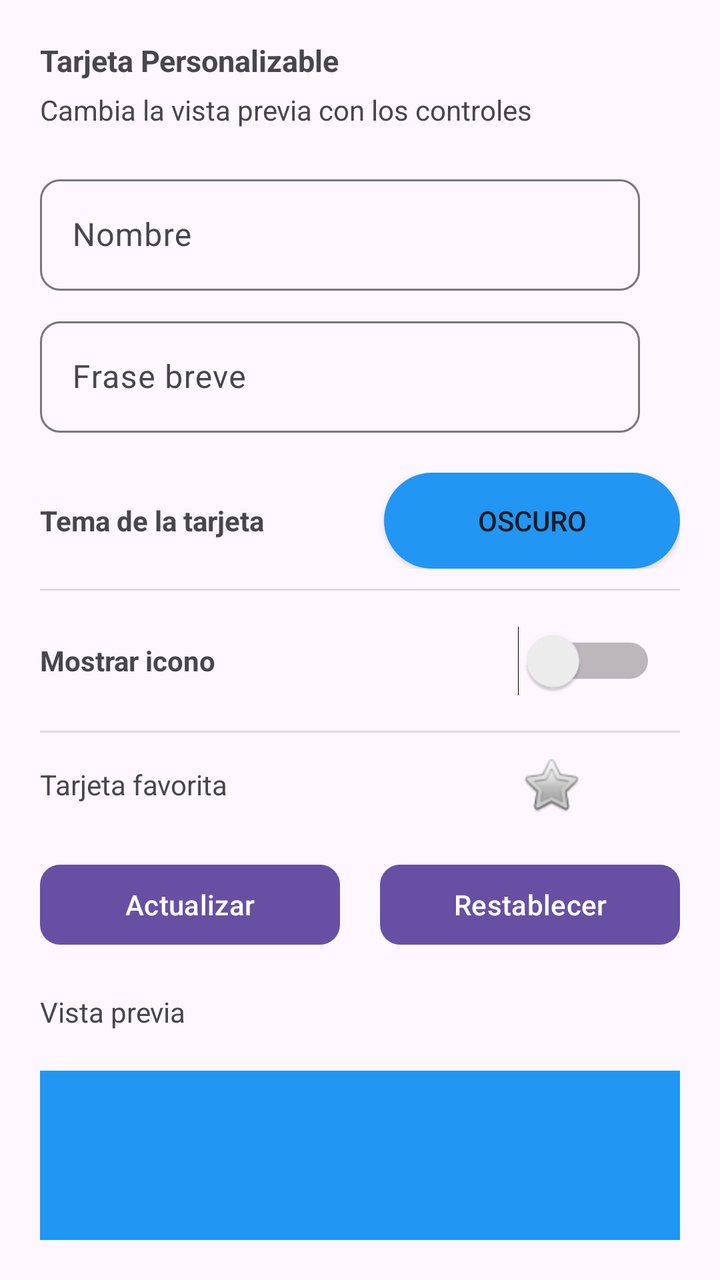
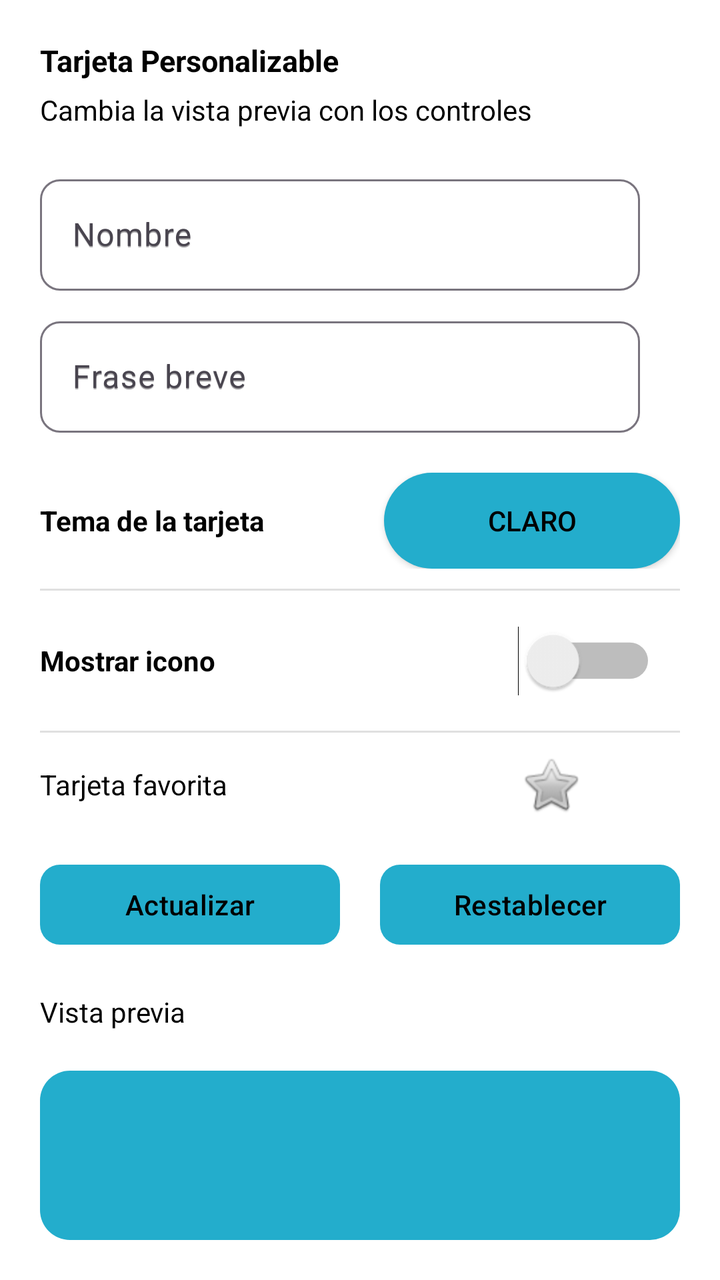

Compare the two renders of this Android layout. The source of the first and the diff that turns it into the second are given below.
<!-- AndroidManifest.xml: application theme Theme.Controles_Entrada_Ejercicio02 -->
<!-- res/layout/activity_main.xml -->
<?xml version="1.0" encoding="utf-8"?>
<androidx.constraintlayout.widget.ConstraintLayout xmlns:android="http://schemas.android.com/apk/res/android"
    xmlns:app="http://schemas.android.com/apk/res-auto"
    xmlns:tools="http://schemas.android.com/tools"
    android:id="@+id/main"
    android:layout_width="match_parent"
    android:layout_height="match_parent"
    tools:context=".MainActivity">

    <TextView
        android:id="@+id/textView"
        android:layout_width="wrap_content"
        android:layout_height="wrap_content"
        android:layout_marginStart="20dp"
        android:layout_marginTop="20dp"
        android:text="Tarjeta Personalizable"
        android:textSize="15sp"
        android:textStyle="bold"
        app:layout_constraintStart_toStartOf="parent"
        app:layout_constraintTop_toTopOf="parent" />

    <TextView
        android:id="@+id/textView2"
        android:layout_width="wrap_content"
        android:layout_height="wrap_content"
        android:layout_marginTop="5dp"
        android:text="Cambia la vista previa con los controles"
        app:layout_constraintStart_toStartOf="@+id/textView"
        app:layout_constraintTop_toBottomOf="@+id/textView" />

    <com.google.android.material.textfield.TextInputLayout
        android:id="@+id/textInputLayout"
        android:layout_width="300dp"
        android:layout_height="wrap_content"
        android:layout_marginTop="20dp"
        app:boxCornerRadiusBottomEnd="10dp"
        app:boxCornerRadiusBottomStart="10dp"
        app:boxCornerRadiusTopEnd="10dp"
        app:boxCornerRadiusTopStart="10dp"
        app:layout_constraintStart_toStartOf="@+id/textView2"
        app:layout_constraintTop_toBottomOf="@+id/textView2">

        <com.google.android.material.textfield.TextInputEditText
            android:id="@+id/txtInputNombre"
            android:layout_width="match_parent"
            android:layout_height="wrap_content"
            android:hint="Nombre" />
    </com.google.android.material.textfield.TextInputLayout>

    <com.google.android.material.textfield.TextInputLayout
        android:id="@+id/textInputLayout2"
        android:layout_width="300dp"
        android:layout_height="wrap_content"
        android:layout_marginTop="10dp"
        app:boxCornerRadiusBottomEnd="10dp"
        app:boxCornerRadiusBottomStart="10dp"
        app:boxCornerRadiusTopEnd="10dp"
        app:boxCornerRadiusTopStart="10dp"
        app:layout_constraintStart_toStartOf="@+id/textInputLayout"
        app:layout_constraintTop_toBottomOf="@+id/textInputLayout">

        <com.google.android.material.textfield.TextInputEditText
            android:id="@+id/txtInputFrase"
            android:layout_width="match_parent"
            android:layout_height="wrap_content"
            android:hint="Frase breve" />
    </com.google.android.material.textfield.TextInputLayout>

    <LinearLayout
        android:id="@+id/linearLayout"
        android:layout_width="0dp"
        android:layout_height="wrap_content"
        android:layout_marginStart="20dp"
        android:layout_marginTop="20dp"
        android:layout_marginEnd="20dp"
        android:gravity="center"
        android:orientation="horizontal"
        app:layout_constraintEnd_toEndOf="parent"
        app:layout_constraintStart_toStartOf="parent"
        app:layout_constraintTop_toBottomOf="@+id/textInputLayout2">

        <TextView
            android:id="@+id/textView4"
            android:layout_width="wrap_content"
            android:layout_height="wrap_content"
            android:layout_weight="1"
            android:text="Tema de la tarjeta"
            android:textStyle="bold" />

        <ToggleButton
            android:id="@+id/toggleButtonTema"
            android:layout_width="wrap_content"
            android:layout_height="wrap_content"
            android:layout_weight="1"
            android:background="@drawable/fondo_redondeado_boton_tema"
            android:text="Tema"
            android:textOff="Oscuro"
            android:textOn="Claro" />

    </LinearLayout>

    <View
        android:id="@+id/divider"
        android:layout_width="0dp"
        android:layout_height="1dp"
        android:layout_marginStart="20dp"
        android:layout_marginTop="10dp"
        android:layout_marginEnd="20dp"
        android:background="?android:attr/listDivider"
        app:layout_constraintEnd_toEndOf="parent"
        app:layout_constraintStart_toStartOf="parent"
        app:layout_constraintTop_toBottomOf="@+id/linearLayout" />

    <LinearLayout
        android:id="@+id/linearLayout2"
        android:layout_width="0dp"
        android:layout_height="wrap_content"
        android:layout_marginStart="20dp"
        android:layout_marginTop="10dp"
        android:layout_marginEnd="20dp"
        android:gravity="center"
        android:orientation="horizontal"
        app:layout_constraintEnd_toEndOf="parent"
        app:layout_constraintStart_toStartOf="parent"
        app:layout_constraintTop_toBottomOf="@+id/divider">

        <TextView
            android:id="@+id/textView3"
            android:layout_width="wrap_content"
            android:layout_height="wrap_content"
            android:layout_weight="1"
            android:text="Mostrar icono"
            android:textStyle="bold" />

        <Switch
            android:id="@+id/switchIcono"
            android:layout_width="wrap_content"
            android:layout_height="50dp"
            android:layout_marginEnd="30dp"
            android:layout_weight="1"
            android:scaleX="1.3"
            android:scaleY="1.3" />
    </LinearLayout>

    <View
        android:id="@+id/divider2"
        android:layout_width="0dp"
        android:layout_height="1dp"
        android:layout_marginStart="20dp"
        android:layout_marginTop="10dp"
        android:layout_marginEnd="20dp"
        android:background="?android:attr/listDivider"
        app:layout_constraintEnd_toEndOf="parent"
        app:layout_constraintStart_toStartOf="parent"
        app:layout_constraintTop_toBottomOf="@+id/linearLayout2" />

    <LinearLayout
        android:id="@+id/linearLayout3"
        android:layout_width="0dp"
        android:layout_height="wrap_content"
        android:layout_marginStart="20dp"
        android:layout_marginTop="10dp"
        android:layout_marginEnd="20dp"
        android:gravity="center"
        android:orientation="horizontal"
        app:layout_constraintEnd_toEndOf="parent"
        app:layout_constraintStart_toStartOf="parent"
        app:layout_constraintTop_toBottomOf="@+id/divider2">

        <TextView
            android:id="@+id/textView5"
            android:layout_width="wrap_content"
            android:layout_height="wrap_content"
            android:layout_weight="1"
            android:text="Tarjeta favorita" />

        <ImageView
            android:id="@+id/imgFavorito"
            android:layout_width="wrap_content"
            android:layout_height="wrap_content"
            android:layout_weight="1"
            app:srcCompat="@android:drawable/btn_star_big_off" />
    </LinearLayout>

    <Button
        android:id="@+id/btnActualizar"
        android:layout_width="0dp"
        android:layout_height="wrap_content"
        android:layout_marginStart="20dp"
        android:layout_marginTop="20dp"
        android:layout_marginEnd="20dp"
        android:text="Actualizar"
        app:cornerRadius="10dp"
        app:layout_constraintEnd_toStartOf="@+id/btnRestablecer"
        app:layout_constraintHorizontal_bias="0.5"
        app:layout_constraintStart_toStartOf="parent"
        app:layout_constraintTop_toBottomOf="@+id/linearLayout3" />

    <Button
        android:id="@+id/btnRestablecer"
        android:layout_width="0dp"
        android:layout_height="wrap_content"
        android:layout_marginEnd="20dp"
        android:text="Restablecer"
        app:cornerRadius="10dp"
        app:layout_constraintBottom_toBottomOf="@+id/btnActualizar"
        app:layout_constraintEnd_toEndOf="parent"
        app:layout_constraintHorizontal_bias="0.5"
        app:layout_constraintStart_toEndOf="@+id/btnActualizar" />

    <TextView
        android:id="@+id/textView6"
        android:layout_width="wrap_content"
        android:layout_height="wrap_content"
        android:layout_marginStart="20dp"
        android:layout_marginTop="20dp"
        android:text="Vista previa"
        app:layout_constraintStart_toStartOf="parent"
        app:layout_constraintTop_toBottomOf="@+id/btnActualizar" />

    <LinearLayout
        android:layout_width="0dp"
        android:layout_height="0dp"
        android:layout_marginStart="20dp"
        android:layout_marginTop="20dp"
        android:layout_marginEnd="20dp"
        android:layout_marginBottom="20dp"
        android:background="#2196F3"
        android:orientation="vertical"
        app:layout_constraintBottom_toBottomOf="parent"
        app:layout_constraintEnd_toEndOf="parent"
        app:layout_constraintStart_toStartOf="parent"
        app:layout_constraintTop_toBottomOf="@+id/textView6">

        <LinearLayout
            android:layout_width="match_parent"
            android:layout_height="wrap_content"
            android:layout_marginTop="10dp"
            android:gravity="center"
            android:orientation="horizontal">

            <ImageView
                android:id="@+id/imgFavoritoResult"
                android:layout_width="wrap_content"
                android:layout_height="wrap_content"
                android:layout_weight="1"
                android:visibility="invisible"
                app:srcCompat="@android:drawable/btn_star_big_on"
                tools:visibility="visible" />

            <TextView
                android:id="@+id/txtNombreResult"
                android:layout_width="wrap_content"
                android:layout_height="wrap_content"
                android:layout_weight="4"
                android:textStyle="bold" />
        </LinearLayout>

        <TextView
            android:id="@+id/txtFraseResult"
            android:layout_width="match_parent"
            android:layout_height="wrap_content"
            android:layout_marginTop="20dp"
            android:layout_marginBottom="20dp"
            android:gravity="center" />

        <View
            android:id="@+id/divider3"
            android:layout_width="match_parent"
            android:layout_height="1dp"
            android:layout_marginStart="30dp"
            android:layout_marginEnd="30dp"
            android:background="?android:attr/listDivider" />

        <TextView
            android:id="@+id/textView8"
            android:layout_width="match_parent"
            android:layout_height="wrap_content"
            android:layout_marginStart="30dp"
            android:layout_marginTop="20dp" />
    </LinearLayout>

</androidx.constraintlayout.widget.ConstraintLayout>
<!-- resources referenced by this layout -->
<resources>
  <!-- drawable fondo_redondeado_boton_tema (drawable) -->
  <?xml version="1.0" encoding="utf-8"?>
  <shape xmlns:android="http://schemas.android.com/apk/res/android"
      android:shape="rectangle">
      <solid android:color="#2196F3" />
      <corners android:radius="70dp" />
  </shape>
  <style name="Theme.Controles_Entrada_Ejercicio02" parent="Base.Theme.Controles_Entrada_Ejercicio02" />
  <style name="Base.Theme.Controles_Entrada_Ejercicio02" parent="Theme.Material3.DayNight.NoActionBar">
          
          
      </style>
</resources>

<!-- the commit's change to res/layout/activity_main.xml (unified diff, before → after) -->
@@ -29,10 +29,11 @@
         app:layout_constraintTop_toBottomOf="@+id/textView" />
 
     <com.google.android.material.textfield.TextInputLayout
-        android:id="@+id/textInputLayout"
+        android:id="@+id/textInputLayoutNombre"
         android:layout_width="300dp"
         android:layout_height="wrap_content"
         android:layout_marginTop="20dp"
+        android:hint="Nombre"
         app:boxCornerRadiusBottomEnd="10dp"
         app:boxCornerRadiusBottomStart="10dp"
         app:boxCornerRadiusTopEnd="10dp"
@@ -48,16 +49,17 @@
     </com.google.android.material.textfield.TextInputLayout>
 
     <com.google.android.material.textfield.TextInputLayout
-        android:id="@+id/textInputLayout2"
+        android:id="@+id/textInputLayoutFrase"
         android:layout_width="300dp"
         android:layout_height="wrap_content"
         android:layout_marginTop="10dp"
+        android:hint="Frase breve"
         app:boxCornerRadiusBottomEnd="10dp"
         app:boxCornerRadiusBottomStart="10dp"
         app:boxCornerRadiusTopEnd="10dp"
         app:boxCornerRadiusTopStart="10dp"
-        app:layout_constraintStart_toStartOf="@+id/textInputLayout"
-        app:layout_constraintTop_toBottomOf="@+id/textInputLayout">
+        app:layout_constraintStart_toStartOf="@+id/textInputLayoutNombre"
+        app:layout_constraintTop_toBottomOf="@+id/textInputLayoutNombre">
 
         <com.google.android.material.textfield.TextInputEditText
             android:id="@+id/txtInputFrase"
@@ -77,7 +79,7 @@
         android:orientation="horizontal"
         app:layout_constraintEnd_toEndOf="parent"
         app:layout_constraintStart_toStartOf="parent"
-        app:layout_constraintTop_toBottomOf="@+id/textInputLayout2">
+        app:layout_constraintTop_toBottomOf="@+id/textInputLayoutFrase">
 
         <TextView
             android:id="@+id/textView4"
@@ -94,8 +96,8 @@
             android:layout_weight="1"
             android:background="@drawable/fondo_redondeado_boton_tema"
             android:text="Tema"
-            android:textOff="Oscuro"
-            android:textOn="Claro" />
+            android:textOff="Claro"
+            android:textOn="Oscuro" />
 
     </LinearLayout>
 
@@ -225,7 +227,7 @@
         android:layout_marginTop="20dp"
         android:layout_marginEnd="20dp"
         android:layout_marginBottom="20dp"
-        android:background="#2196F3"
+        android:background="@drawable/fondo_redondeado_tarjeta_tema"
         android:orientation="vertical"
         app:layout_constraintBottom_toBottomOf="parent"
         app:layout_constraintEnd_toEndOf="parent"
@@ -273,11 +275,12 @@
             android:background="?android:attr/listDivider" />
 
         <TextView
-            android:id="@+id/textView8"
+            android:id="@+id/txtFavoritaResult"
             android:layout_width="match_parent"
             android:layout_height="wrap_content"
             android:layout_marginStart="30dp"
-            android:layout_marginTop="20dp" />
+            android:layout_marginTop="20dp"
+            android:textColor="#FFFB00" />
     </LinearLayout>
 
 </androidx.constraintlayout.widget.ConstraintLayout>
<!-- resource entries referenced after the edit -->
@@ -4,13 +4,34 @@
   <?xml version="1.0" encoding="utf-8"?>
   <shape xmlns:android="http://schemas.android.com/apk/res/android"
       android:shape="rectangle">
-      <solid android:color="#2196F3" />
+      <solid android:color="?attr/colorSurface"/>
       <corners android:radius="70dp" />
   </shape>
-  <style name="Theme.Controles_Entrada_Ejercicio02" parent="Base.Theme.Controles_Entrada_Ejercicio02" />
+  <!-- drawable fondo_redondeado_tarjeta_tema (drawable) -->
+  <?xml version="1.0" encoding="utf-8"?>
+  <shape xmlns:android="http://schemas.android.com/apk/res/android"
+      android:shape="rectangle">
+      <solid android:color="?attr/colorSurface"/>
+      <corners android:radius="15dp" />
+  </shape>
+  <style name="Theme.Controles_Entrada_Ejercicio02" parent="Base.Theme.Controles_Entrada_Ejercicio02">
+          
+          <item name="colorSurface">#23ADCC</item>
+          
+          <item name="android:colorBackground">#FFFFFF</item>
+          
+          <item name="android:textColor">#000000</item>
+          
+          <item name="materialButtonStyle">@style/MiEstiloBoton</item>
+      </style>
   <style name="Base.Theme.Controles_Entrada_Ejercicio02" parent="Theme.Material3.DayNight.NoActionBar">
           
           
       </style>
+  <style name="MiEstiloBoton" parent="Widget.Material3.Button">
+          
+          <item name="android:textColor">#000000</item>
+          <item name="backgroundTint">#23ADCC</item>
+      </style>
 </resources>
 
